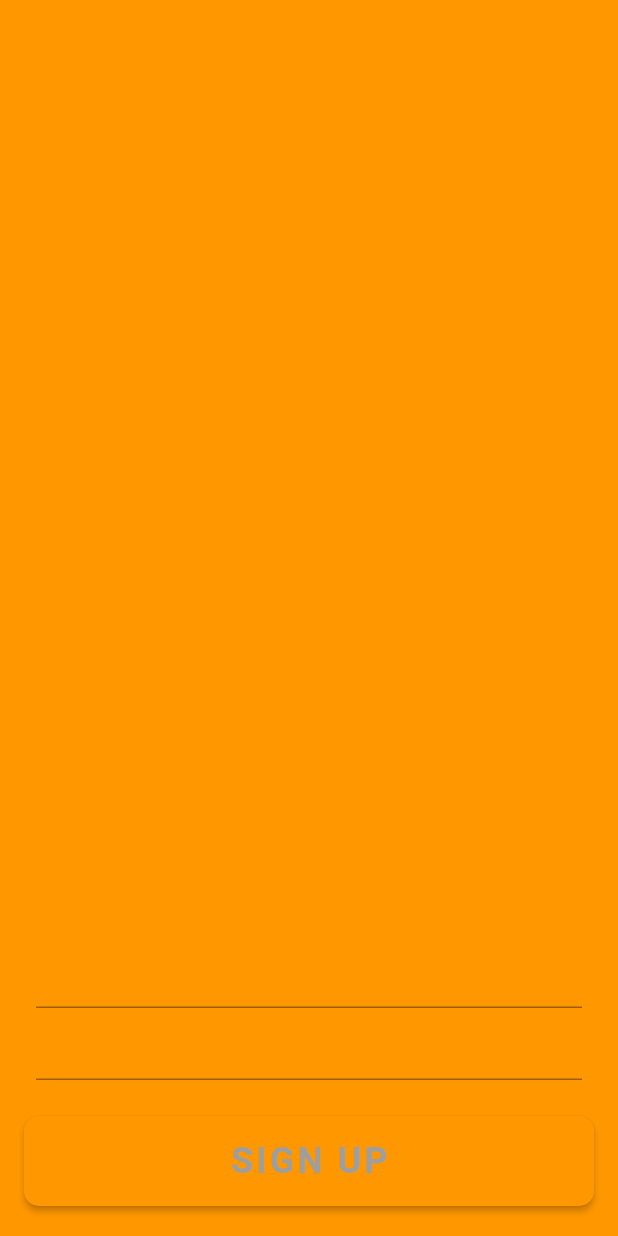
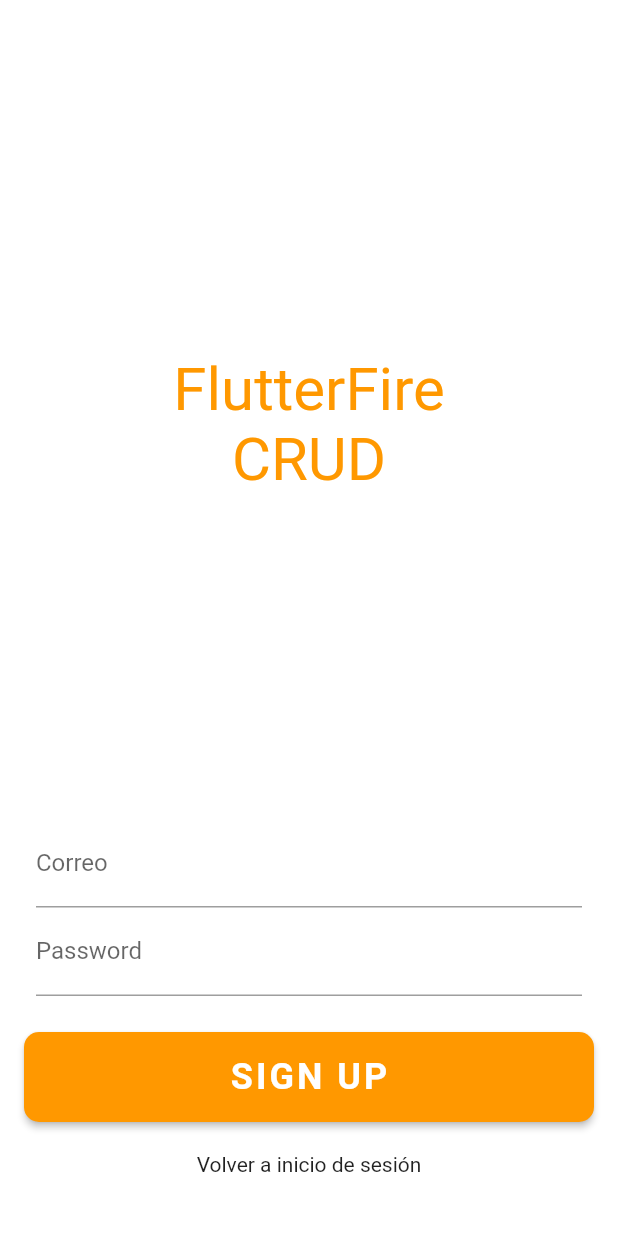
Before and after one commit to RicardoMTT/flutter-firebase-notes-app, a Flutter app: the screen it shows after launch, after a tap on "Sign up", on a phone screen of 412 x 824 dp. Run offline on Flutter 3.47's test engine with Material 2 defaults, Android fonts, the phone set to English and light mode, and no system bars; our stand-ins replace cloud_firestore, firebase_auth, firebase_core, get, shared_preferences; accounts and stored records are empty; network calls fail.

Commit message:
first commit

```diff
--- a/lib/authentication/login-form.dart
+++ b/lib/authentication/login-form.dart
@@ -5,6 +5,9 @@ import 'package:flutter_application_1/database.dart';
 import 'package:flutter_application_1/constants/controllers.dart';
 import 'package:flutter_application_1/start/screen.dart';
 import 'package:get/get.dart';
+import 'package:shared_preferences/shared_preferences.dart';
+
+import '../start/screen.dart';
 
 class LoginForm extends StatefulWidget {
   final FocusNode focusNode;
@@ -30,16 +33,20 @@ class _LoginFormState extends State<LoginForm> {
             padding: const EdgeInsets.only(
               left: 8.0,
               right: 8.0,
-              bottom: 24.0,
+              bottom: 30.0,
             ),
             child: Column(
               children: [
                 TextField(
                   controller: authController.username,
+                  decoration: InputDecoration(labelText: 'Correo'),
                 ),
 
                 TextField(
                   controller: authController.password,
+                  obscureText: true,
+                  keyboardType: TextInputType.visiblePassword,
+                  decoration: InputDecoration(labelText: 'Contraseña'),
                 ),
 
                 // CustomFormField(
@@ -71,23 +78,27 @@ class _LoginFormState extends State<LoginForm> {
                     ),
                   ),
                 ),
-                onPressed: () {
-                  FirebaseAuth.instance
-                      .signInWithEmailAndPassword(
-                          email: authController.username.text.toString(),
-                          password: authController.password.text.toString())
-                      .then((result) {
-                    print('result $result');
+                onPressed: () async {
+                  try {
+                    User user = (await FirebaseAuth.instance
+                            .signInWithEmailAndPassword(
+                                email: authController.username.text.toString(),
+                                password:
+                                    authController.password.text.toString()))
+                        .user;
+                    SharedPreferences prefs =
+                        await SharedPreferences.getInstance();
+                    prefs.setString('uid', user.uid);
 
                     Get.to(LoginStartScreen());
-                  }).catchError((err) {
-                    print(err.message);
+                    print(user);
+                  } catch (e) {
                     showDialog(
                         context: context,
                         builder: (BuildContext context) {
                           return AlertDialog(
                             title: Text("Error"),
-                            content: Text(err.message),
+                            content: Text(e.message),
                             actions: [
                               ElevatedButton(
                                 child: Text("Ok"),
@@ -98,7 +109,7 @@ class _LoginFormState extends State<LoginForm> {
                             ],
                           );
                         });
-                  });
+                  }
                 }
                 // widget.focusNode.unfocus();
                 // if (_loginInFormKey.currentState.validate()) {
@@ -120,7 +131,7 @@ class _LoginFormState extends State<LoginForm> {
                     style: TextStyle(
                       fontSize: 24,
                       fontWeight: FontWeight.bold,
-                      color: Colors.grey,
+                      color: Colors.white,
                       letterSpacing: 2,
                     ),
                   ),
--- a/lib/authentication/login.dart
+++ b/lib/authentication/login.dart
@@ -1,6 +1,10 @@
 import 'package:firebase_core/firebase_core.dart';
 import 'package:flutter/material.dart';
 import 'package:flutter_application_1/authentication/login-form.dart';
+import 'package:flutter_application_1/dashboard/dashboard.dart';
+import 'package:flutter_application_1/start/screen.dart';
+import 'package:get/get.dart';
+import 'package:shared_preferences/shared_preferences.dart';
 
 class LoginScreen extends StatefulWidget {
   const LoginScreen({Key key}) : super(key: key);
@@ -11,29 +15,38 @@ class LoginScreen extends StatefulWidget {
 
 class _LoginScreenState extends State<LoginScreen> {
   final FocusNode _uidFocusNode = FocusNode();
+  @override
+  void initState() {
+    initSharedPreference();
+    super.initState();
+  }
+
+  initSharedPreference() async {
+    SharedPreferences prefs = await SharedPreferences.getInstance();
+    final uid = prefs.getString('uid');
+    print("TAKE $uid");
+    if (uid != null) {
+      Get.to(LoginStartScreen());
+    }
+  }
 
   @override
   Widget build(BuildContext context) {
     return GestureDetector(
       onTap: () => _uidFocusNode.unfocus(),
       child: Scaffold(
-        backgroundColor: Colors.orange,
+        backgroundColor: Colors.white,
         body: SafeArea(
+          child: SingleChildScrollView(
             child: Padding(
-            padding: const EdgeInsets.only(
-              left: 16.0,
-              right: 16.0,
-              bottom: 20.0,
-            ),
+              padding: const EdgeInsets.symmetric(horizontal: 15, vertical: 15),
               child: Column(
                 mainAxisSize: MainAxisSize.max,
                 children: [
-                Row(),
-                Expanded(
-                  child: Column(
-                    mainAxisSize: MainAxisSize.min,
-                    mainAxisAlignment: MainAxisAlignment.center,
-                    children: [
+                  Padding(padding: EdgeInsets.symmetric(horizontal: 20)),
+                  SizedBox(
+                    height: 80,
+                  ),
                   SizedBox(height: 20),
                   Text(
                     'FlutterFire',
@@ -43,14 +56,14 @@ class _LoginScreenState extends State<LoginScreen> {
                     ),
                   ),
                   Text(
-                        'CRUD',
+                    'Note app',
                     style: TextStyle(
                       color: Colors.orange,
                       fontSize: 40,
                     ),
                   ),
-                    ],
-                  ),
+                  SizedBox(
+                    height: 80,
                   ),
                   LoginForm(focusNode: _uidFocusNode),
                 ],
@@ -58,6 +71,7 @@ class _LoginScreenState extends State<LoginScreen> {
             ),
           ),
         ),
+      ),
     );
   }
 }
--- a/lib/authentication/signup/signup-form.dart
+++ b/lib/authentication/signup/signup-form.dart
@@ -1,6 +1,9 @@
 import 'package:firebase_auth/firebase_auth.dart';
 import 'package:flutter/material.dart';
+import 'package:flutter_application_1/authentication/login.dart';
 import 'package:flutter_application_1/constants/controllers.dart';
+import 'package:flutter_application_1/start/screen.dart';
+import 'package:get/get.dart';
 
 class SignUpForm extends StatefulWidget {
   final FocusNode focusNode;
@@ -32,10 +35,14 @@ class _SignUpFormState extends State<SignUpForm> {
               children: [
                 TextField(
                   controller: authController.usernameSignUp,
+                  decoration: InputDecoration(labelText: 'Correo'),
                 ),
 
                 TextField(
                   controller: authController.passwordSignUp,
+                  decoration: InputDecoration(labelText: 'Password'),
+                  obscureText: true,
+                  keyboardType: TextInputType.visiblePassword,
                 ),
 
                 // CustomFormField(
@@ -67,25 +74,26 @@ class _SignUpFormState extends State<SignUpForm> {
                     ),
                   ),
                 ),
-                onPressed: () {
-                  FirebaseAuth.instance
+                onPressed: () async {
+                  try {
+                    UserCredential result = await FirebaseAuth.instance
                         .createUserWithEmailAndPassword(
                             email: authController.usernameSignUp.text
                                 .toString()
                                 .trim(),
                             password: authController.passwordSignUp.text
                                 .toString()
-                              .trim())
-                      .then((result) {
-                    print('result $result');
-                  }).catchError((err) {
-                    print(err.message);
+                                .trim());
+
+                    print('RE S ${result.user}');
+                  } catch (e) {
+                    print("ERROR $e");
                     showDialog(
                         context: context,
                         builder: (BuildContext context) {
                           return AlertDialog(
                             title: Text("Error"),
-                            content: Text(err.message),
+                            content: Text(e.message),
                             actions: [
                               ElevatedButton(
                                 child: Text("Ok"),
@@ -96,7 +104,38 @@ class _SignUpFormState extends State<SignUpForm> {
                             ],
                           );
                         });
-                  });
+                  }
+                  //  User result = await FirebaseAuth.instance
+                  //       .createUserWithEmailAndPassword(
+                  //           email: authController.usernameSignUp.text
+                  //               .toString()
+                  //               .trim(),
+                  //           password: authController.passwordSignUp.text
+                  //               .toString()
+                  //               .trim())
+                  //       .then((result) {
+                  //     Get.to(LoginStartScreen());
+
+                  //   print('result $result');
+                  // }).catchError((err) {
+                  //   print(err.message);
+                  //   showDialog(
+                  //       context: context,
+                  //       builder: (BuildContext context) {
+                  //         return AlertDialog(
+                  //           title: Text("Error"),
+                  //           content: Text(err.message),
+                  //           actions: [
+                  //             ElevatedButton(
+                  //               child: Text("Ok"),
+                  //               onPressed: () {
+                  //                 Navigator.of(context).pop();
+                  //               },
+                  //             )
+                  //           ],
+                  //         );
+                  //       });
+                  // });
                 }
                 // widget.focusNode.unfocus();
                 // if (_loginInFormKey.currentState.validate()) {
@@ -118,7 +157,7 @@ class _SignUpFormState extends State<SignUpForm> {
                     style: TextStyle(
                       fontSize: 24,
                       fontWeight: FontWeight.bold,
-                      color: Colors.grey,
+                      color: Colors.white,
                       letterSpacing: 2,
                     ),
                   ),
@@ -126,6 +165,15 @@ class _SignUpFormState extends State<SignUpForm> {
               ),
             ),
           ),
+          InkWell(
+            onTap: () {
+              Get.offAll(LoginScreen());
+            },
+            child: Padding(
+              padding: EdgeInsets.symmetric(vertical: 20),
+              child: Text('Volver a inicio de sesión'),
+            ),
+          )
         ],
       ),
     );
--- a/lib/authentication/signup/signup.dart
+++ b/lib/authentication/signup/signup.dart
@@ -16,7 +16,7 @@ class _SignUpScreenState extends State<SignUpScreen> {
     return GestureDetector(
       onTap: () => _uidFocusNode.unfocus(),
       child: Scaffold(
-        backgroundColor: Colors.orange,
+        backgroundColor: Colors.white,
         body: SafeArea(
           child: Padding(
             padding: const EdgeInsets.only(
--- a/lib/dashboard/edit.dart
+++ b/lib/dashboard/edit.dart
@@ -27,7 +27,9 @@ class EditScreen extends StatelessWidget {
               child: Icon(Icons.remove))
         ],
       ),
-      body: Column(
+      body: Padding(
+        padding: const EdgeInsets.all(8.0),
+        child: Column(
           children: [
             TextField(
               controller: appController.title,
@@ -49,6 +51,7 @@ class EditScreen extends StatelessWidget {
                 child: Text('Actualizar'))
           ],
         ),
+      ),
     );
   }
 }
--- a/lib/main.dart
+++ b/lib/main.dart
@@ -28,7 +28,7 @@ class MyApp extends StatelessWidget {
       title: 'Flutter Demo',
       debugShowCheckedModeBanner: false,
       theme: ThemeData(
-        primarySwatch: Colors.blue,
+        primarySwatch: Colors.orange,
         visualDensity: VisualDensity.adaptivePlatformDensity,
       ),
       initialRoute: 'login',
```
Also changed, not shown: lib/dashboard/dashboard.dart (+27 -3 lines), lib/dashboard/itemList.dart (+5 -3 lines), lib/start/form.dart (+5 -2 lines), lib/start/screen.dart (+15 -15 lines), pubspec.yaml (+7 -0 lines), assets/icon/LaunchImage.png (added), assets/icon/LaunchImage@2x.png (added), assets/icon/LaunchImage@3x.png (added), assets/icon/movie-icon.png (added), pubspec.lock, 29 other files. Lines whose indentation alone changed are shown as unchanged.
